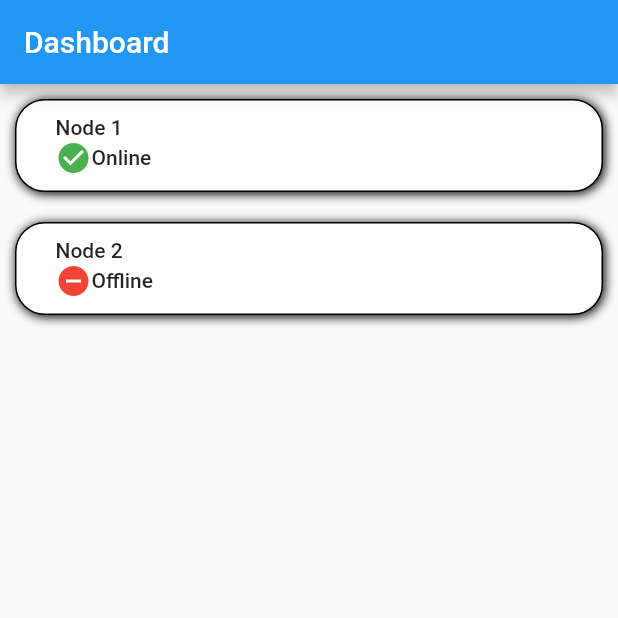
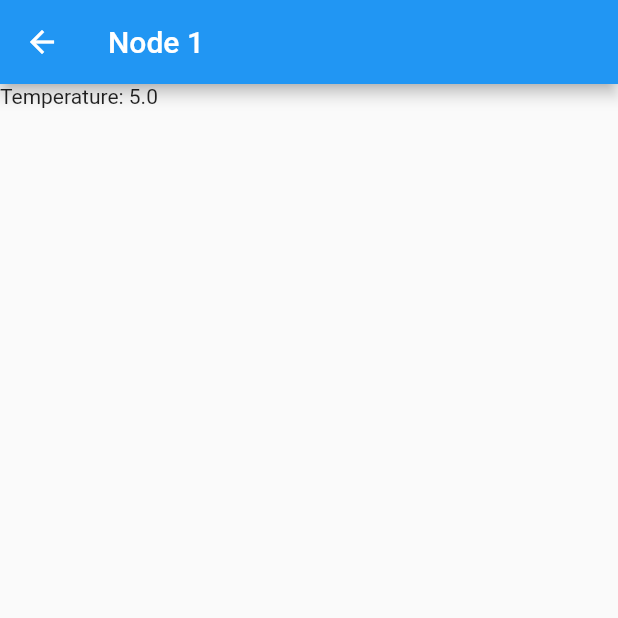
Before and after one commit to jp19-lafa/Mobile-Front, a Flutter app: the screen it shows after launch, after a tap on "Node 1", on a phone screen of 412 x 824 dp, the top half of it. Run offline on Flutter 3.47's test engine with Material 2 defaults, Android fonts, the phone set to English and light mode, and no system bars.

Commit message:
Added NodePage
This page will display more details about a specific node
It currently has a placeholder temperature text

```diff
--- /dev/null
+++ b/lib/screens/node_page.dart
@@ -0,0 +1,22 @@
+import 'package:flutter/material.dart';
+
+class NodePage extends StatelessWidget {
+  NodePage({@required this.pageName, this.temperature});
+
+  final String pageName;
+  final double temperature;
+
+  @override
+  Widget build(BuildContext context) {
+    return Scaffold(
+      appBar: AppBar(
+        title: Text(pageName),
+      ),
+      body: Column(
+        children: <Widget>[
+          Text('Temperature: $temperature')
+        ],
+      ),
+    );
+  }
+}
--- a/lib/screens/node_summary_page.dart
+++ b/lib/screens/node_summary_page.dart
@@ -1,3 +1,4 @@
+import 'package:farm_lab_mobile/screens/node_page.dart';
 import 'package:flutter/material.dart';
 import 'package:flutter/rendering.dart';
 
@@ -18,12 +19,32 @@ class _NodeSummaryPageState extends State<NodeSummaryPage> {
           NodeSummary(
             name: "Node 1",
             status: Status.online,
-            onPressed: () {},
+            onPressed: () {
+              Navigator.push(
+                context,
+                MaterialPageRoute(
+                  builder: (context) => NodePage(
+                    pageName: "Node 1",
+                    temperature: 5,
+                  ),
+                ),
+              );
+            },
           ),
           NodeSummary(
             name: "Node 2",
             status: Status.offline,
-            onPressed: () {},
+            onPressed: () {
+              Navigator.push(
+                context,
+                MaterialPageRoute(
+                  builder: (context) => NodePage(
+                    pageName: "Node 2",
+                    temperature: 10,
+                  ),
+                ),
+              );
+            },
           ),
         ],
       ),
```
